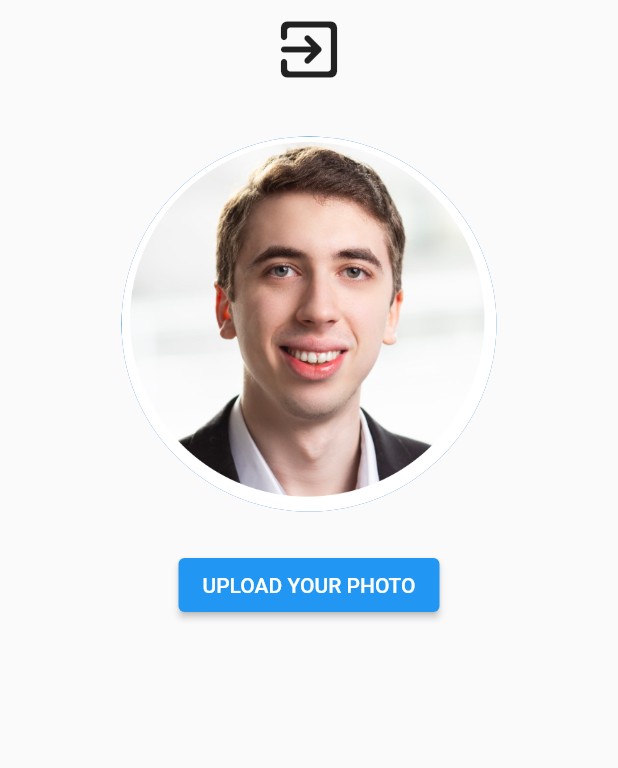
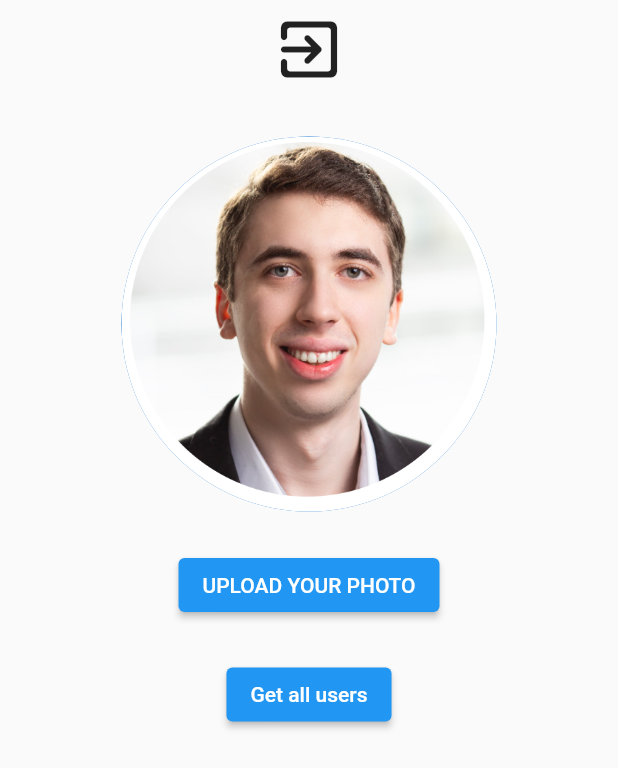
Before and after one commit to florian-gustin/esgi_trade_me_gui, a Flutter app: the HomePage screen opened by its route, after a tap on "UPLOAD YOUR PHOTO", on a phone screen of 412 x 824 dp. Shown: the top 768 px of the screen. Run offline on Flutter 3.47's test engine with Material 2 defaults, Android fonts, the phone set to English and light mode, and no system bars; our stand-ins replace auto_route, dio, file_picker; missing offline and left inert: image_picker_web; network calls fail.

Commit message:
feeat : getall

```diff
--- a/lib/controllers/home.dart
+++ b/lib/controllers/home.dart
@@ -23,7 +23,7 @@ class HomeController {
       var storage = S3LambdaService();
       String presignatedURL = await storage.getPresignatedURL();
       print(presignatedURL);
-      await storage.upload(presignatedURL, img!.files.single.bytes!);
+      // await storage.upload(presignatedURL, img!.files.single.bytes!);
       print("UPLOADED");
       return "upload";
     } catch (e) {
--- a/lib/pages/home.dart
+++ b/lib/pages/home.dart
@@ -19,7 +19,7 @@ class _HomePageState extends State<HomePage> {
   Widget build(BuildContext context) {
     final _homeController = HomeController(
         FileStorageService(), AmazonWebRDSService(Dio()), context);
-    _homeController.getAll();
+
     return Scaffold(
       body: Column(
         mainAxisAlignment: MainAxisAlignment.center,
@@ -49,13 +49,29 @@ class _HomePageState extends State<HomePage> {
                   },
                   child: const Text("UPLOAD YOUR PHOTO"))),
           const SizedBox(
+            height: 25,
+          ),
+          Center(
+              child: ElevatedButton(
+                  onPressed: ()  {
+                    setState(() async {
+                      users = await _homeController.getAll();
+                    });
+                  },
+                  child: const Text("Get all users"))),
+          const SizedBox(
             height: 250,
           ),
           Flexible(
-            child: ListView.builder(itemBuilder: (context, index) {
-              final user = users[index];
-              return ListTile(title: Text(user.email),);
-            }, itemCount: users.length,),
+            child: ListView.builder(
+              itemBuilder: (context, index) {
+                final user = users[index];
+                return ListTile(
+                  title: Text(user.email),
+                );
+              },
+              itemCount: users.length,
+            ),
           ),
         ],
       ),
--- a/lib/services/aws_rds.dart
+++ b/lib/services/aws_rds.dart
@@ -27,7 +27,7 @@ class AmazonWebRDSService {
       var response =
           await _dio.get("https://trademe-node-rds.herokuapp.com/users");
 
-      return response.data;
+      return response.data["results"];
     } catch (e) {
       rethrow;
     }
```
